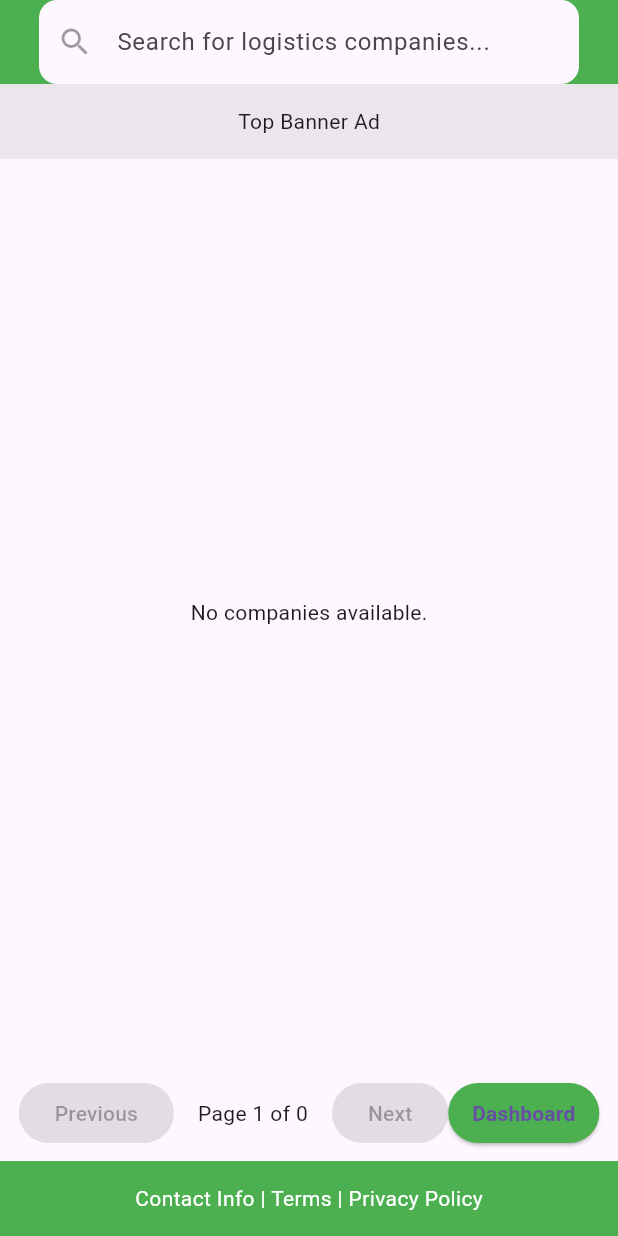
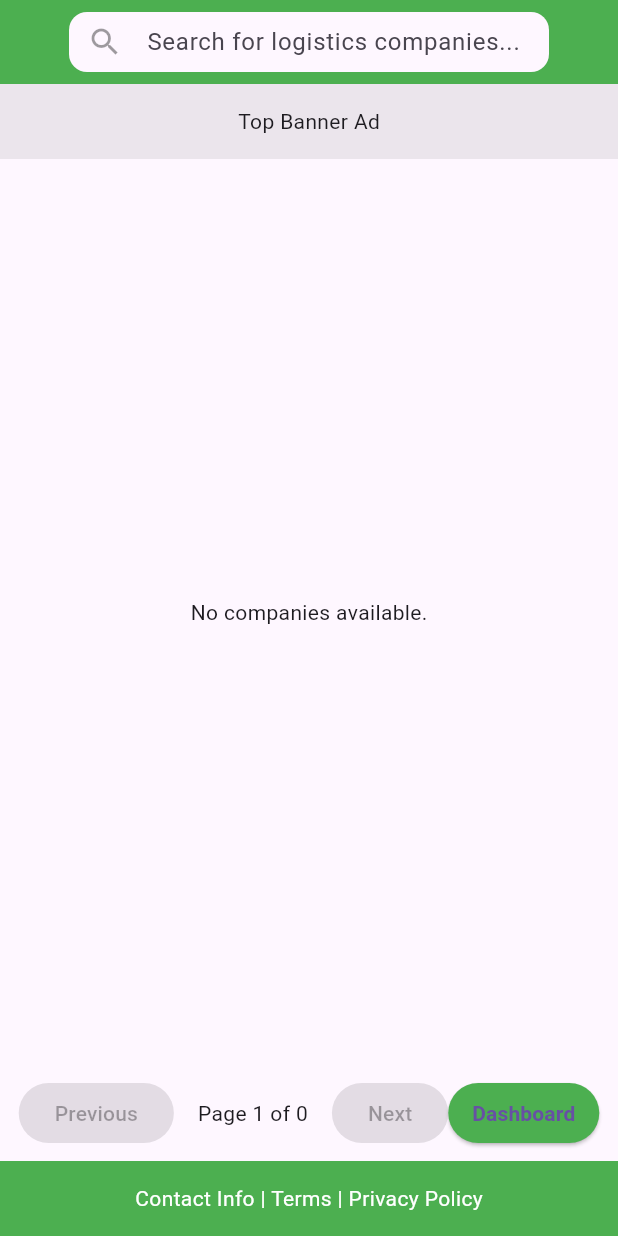
Before and after one commit to prabinrijal03/logistics-directory-app, a Flutter app: the screen it shows after launch, on a phone screen of 412 x 824 dp. Run offline on Flutter 3.47's test engine with Material 3 defaults, Android fonts, the phone set to English and light mode, and no system bars; our stand-ins replace cloud_firestore, dio, file_picker, firebase_auth, firebase_core, flutter_bloc and 1 more; accounts and stored records are empty; statements that could not run were skipped.

Commit message:
responsiveness increased

```diff
--- a/lib/presentation/pages/home/home_page.dart
+++ b/lib/presentation/pages/home/home_page.dart
@@ -136,8 +136,14 @@ class HomePageState extends State<HomePage> {
                 ? 250
                 : MediaQuery.of(context).size.width > 800
                     ? 50
-                    : 10,
+                    : 30,
           ),
+          child: Container(
+            height: MediaQuery.of(context).size.height > 1200
+                ? 40
+                : MediaQuery.of(context).size.height > 800
+                    ? 40
+                    : 45,
             child: TextField(
               onChanged: (query) {
                 setState(() {
@@ -146,6 +152,7 @@ class HomePageState extends State<HomePage> {
                 fetchCompaniesAndAds(searchQuery: query);
               },
               decoration: InputDecoration(
+                contentPadding: EdgeInsets.all(6),
                 hintText: 'Search for logistics companies...',
                 filled: true,
                 fillColor: context.surfaceColor,
@@ -154,6 +161,7 @@ class HomePageState extends State<HomePage> {
                   borderSide: BorderSide.none,
                 ),
                 prefixIcon: Icon(Icons.search, color: context.disabledColor),
+              ),
             ),
           ),
         ),
@@ -234,7 +242,9 @@ class HomePageState extends State<HomePage> {
     return Padding(
       padding: const EdgeInsets.symmetric(horizontal: 10.0),
       child: Image.network(ad.imageUrl,
-          fit: BoxFit.fill, height: 70, width: double.infinity),
+          fit: BoxFit.fill,
+          height: 70,
+          width: MediaQuery.of(context).size.width / 1.38),
     );
   }
 
```
Lines whose indentation alone changed are shown as unchanged.
